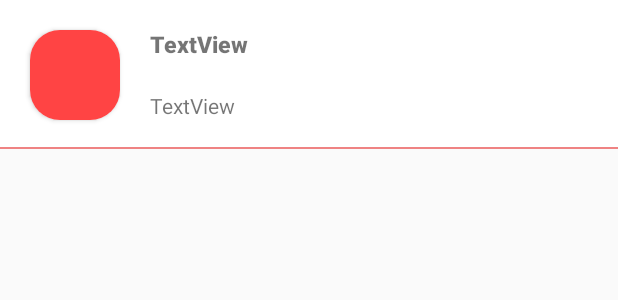
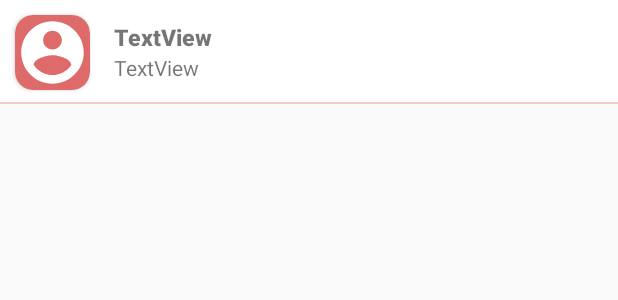
Before and after one commit to now-water/Reliable-Chatting-Platform, an Android app: the layout widget_userlist_item.xml on its own in the app's theme, with its tools: preview values and no code run, on a phone screen of 412 x 824 dp. Shown: the top 300 px of the screen. Run offline under Robolectric (Android 15) with nearby library versions, the phone set to English and light mode, and no system bars.

Commit message:
create chatting list view

```diff
--- a/client/app/src/main/java/com/example/chattingapp/adapter/UserlistAdapter.kt
+++ b/client/app/src/main/java/com/example/chattingapp/adapter/UserlistAdapter.kt
@@ -9,8 +9,8 @@ import com.example.chattingapp.R
 import com.example.chattingapp.model.User
 
 // Main Userlist type Adapter
-class UserListAdapter(val context: Context, val userList: ArrayList<User>) :
-    RecyclerView.Adapter<UserListAdapter.Holder>() {
+class UserlistAdapter(val context: Context, val userList: ArrayList<User>) :
+    RecyclerView.Adapter<UserlistAdapter.Holder>() {
 
     inner class Holder(itemView: View?) : RecyclerView.ViewHolder(itemView!!) {
         val nameText = itemView?.findViewById<TextView>(R.id.nameText)
--- /dev/null
+++ b/client/app/src/main/java/com/example/chattingapp/model/ChatRoom.kt
@@ -0,0 +1,5 @@
+package com.example.chattingapp.model
+
+class ChatRoom(val roomname:String, val curmessage:String, val recenttime:String) {
+
+}
--- a/client/app/src/main/res/drawable/bottom_border.xml
+++ b/client/app/src/main/res/drawable/bottom_border.xml
@@ -8,7 +8,7 @@
         <shape android:shape="rectangle">
             <stroke
                 android:width="1dp"
-                android:color="#EF8383" />
+                android:color="#F4CACA" />
 
             <solid android:color="#FFF" />
         </shape>
--- /dev/null
+++ b/client/app/src/main/res/drawable/ic_baseline_account_circle_24.xml
@@ -0,0 +1,5 @@
+<vector android:height="24dp" android:tint="#FFFFFF"
+    android:viewportHeight="24" android:viewportWidth="24"
+    android:width="24dp" xmlns:android="http://schemas.android.com/apk/res/android">
+    <path android:fillColor="@android:color/white" android:pathData="M12,2C6.48,2 2,6.48 2,12s4.48,10 10,10 10,-4.48 10,-10S17.52,2 12,2zM12,5c1.66,0 3,1.34 3,3s-1.34,3 -3,3 -3,-1.34 -3,-3 1.34,-3 3,-3zM12,19.2c-2.5,0 -4.71,-1.28 -6,-3.22 0.03,-1.99 4,-3.08 6,-3.08 1.99,0 5.97,1.09 6,3.08 -1.29,1.94 -3.5,3.22 -6,3.22z"/>
+</vector>
--- a/client/app/src/main/res/layout/widget_userlist_item.xml
+++ b/client/app/src/main/res/layout/widget_userlist_item.xml
@@ -10,42 +10,40 @@
         android:id="@+id/cardView"
         android:layout_width="wrap_content"
         android:layout_height="wrap_content"
-        android:layout_margin="20dp"
-        android:layout_marginTop="20dp"
-        android:layout_marginBottom="20dp"
-        app:cardCornerRadius="20dp"
+        android:layout_margin="10dp"
+        app:cardBackgroundColor="#DF6A6A"
+        app:cardCornerRadius="12dp"
         app:layout_constraintBottom_toBottomOf="parent"
         app:layout_constraintStart_toStartOf="parent"
         app:layout_constraintTop_toTopOf="parent">
 
         <ImageView
             android:id="@+id/imageView2"
-            android:layout_width="60dp"
-            android:layout_height="60dp"
+            android:layout_width="50dp"
+            android:layout_height="50dp"
             android:layout_weight="1"
-            app:srcCompat="@android:color/holo_red_light" />
+            app:srcCompat="@drawable/ic_baseline_account_circle_24" />
     </androidx.cardview.widget.CardView>
 
     <TextView
         android:id="@+id/nameText"
         android:layout_width="wrap_content"
         android:layout_height="wrap_content"
-        android:layout_marginStart="20dp"
-        android:layout_marginBottom="60dp"
+        android:layout_marginStart="16dp"
+        android:layout_marginTop="14dp"
         android:fontFamily="sans-serif-black"
         android:text="TextView"
         android:textSize="15sp"
-        app:layout_constraintBottom_toBottomOf="parent"
-        app:layout_constraintStart_toEndOf="@+id/cardView" />
+        app:layout_constraintStart_toEndOf="@+id/cardView"
+        app:layout_constraintTop_toTopOf="parent" />
 
     <TextView
         android:id="@+id/statusText"
         android:layout_width="wrap_content"
         android:layout_height="wrap_content"
-        android:layout_marginStart="20dp"
-        android:layout_marginBottom="20dp"
+        android:layout_marginStart="16dp"
         android:text="TextView"
-        app:layout_constraintBottom_toBottomOf="parent"
-        app:layout_constraintStart_toEndOf="@+id/cardView" />
+        app:layout_constraintStart_toEndOf="@+id/cardView"
+        app:layout_constraintTop_toBottomOf="@+id/nameText" />
 
 </androidx.constraintlayout.widget.ConstraintLayout>
```
Also changed, not shown: client/app/src/main/java/com/example/chattingapp/adapter/ChatlistAdapter.kt (added, +39 -0 lines), client/app/src/main/java/com/example/chattingapp/view/MainActivity.kt (+18 -14 lines), client/app/src/main/java/com/example/chattingapp/view/fragment/ChatlistFragment.kt (added, +34 -0 lines), client/app/src/main/java/com/example/chattingapp/view/fragment/UserlistFragment.kt (+5 -5 lines), client/app/src/main/res/layout/fragment_chatlist.xml (added, +12 -0 lines), client/app/src/main/res/layout/widget_chatlist_item.xml (added, +62 -0 lines).
